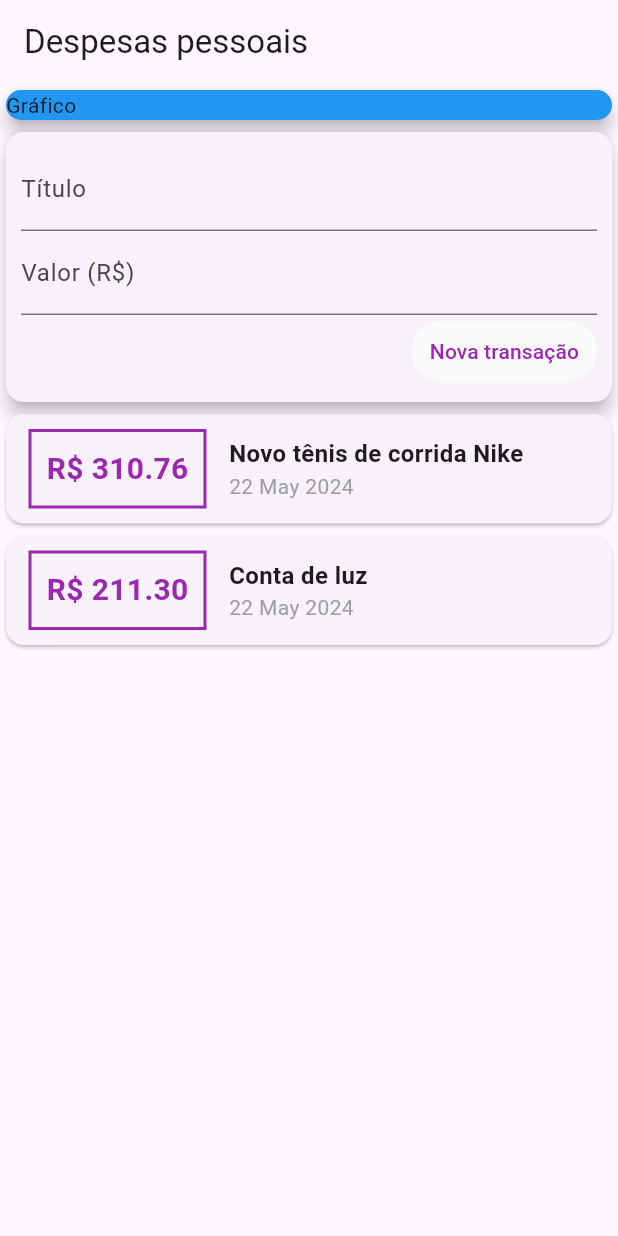
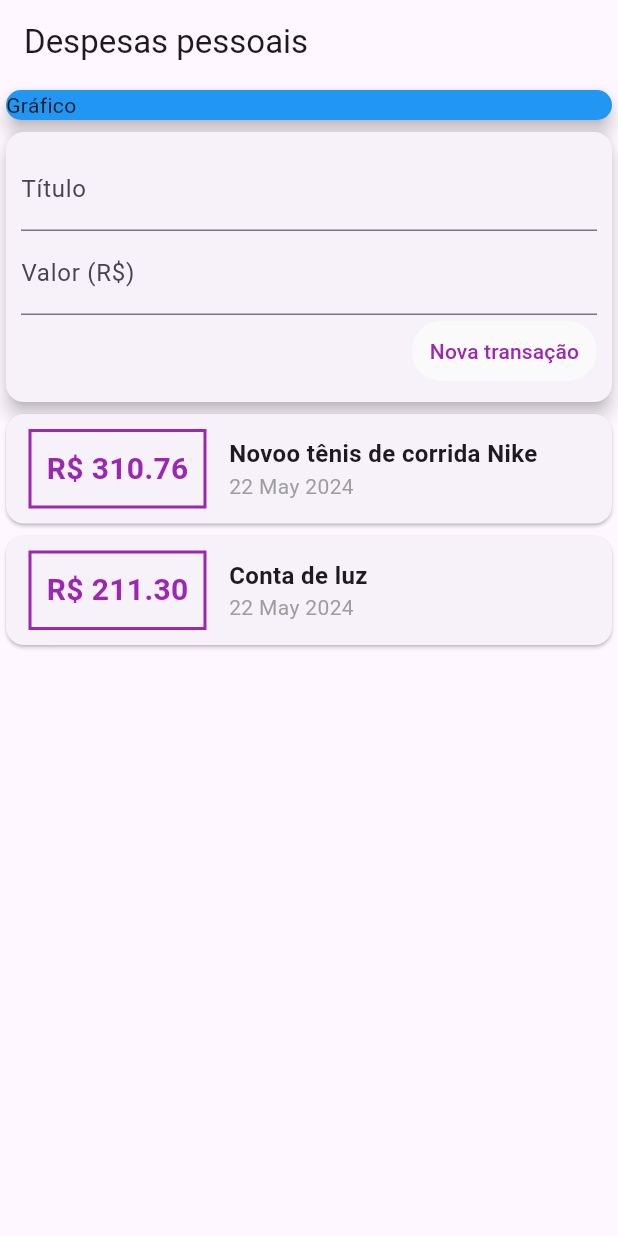
Before and after one commit to alexandrespindola/expenses_app, a Flutter app: the screen it shows after launch, on a phone screen of 412 x 824 dp. Run offline on Flutter 3.47's test engine with Material 3 defaults, Android fonts, the phone set to English and light mode, and no system bars.

```diff
--- a/lib/components/transaction_user.dart
+++ b/lib/components/transaction_user.dart
@@ -15,7 +15,7 @@ class _TransactionUserState extends State<TransactionUser> {
   final _transactions = [
     Transaction(
       id: 't1',
-      title: 'Novo tênis de corrida Nike',
+      title: 'Novoo tênis de corrida Nike',
       value: 310.76,
       date: DateTime.now(),
     ),
```
